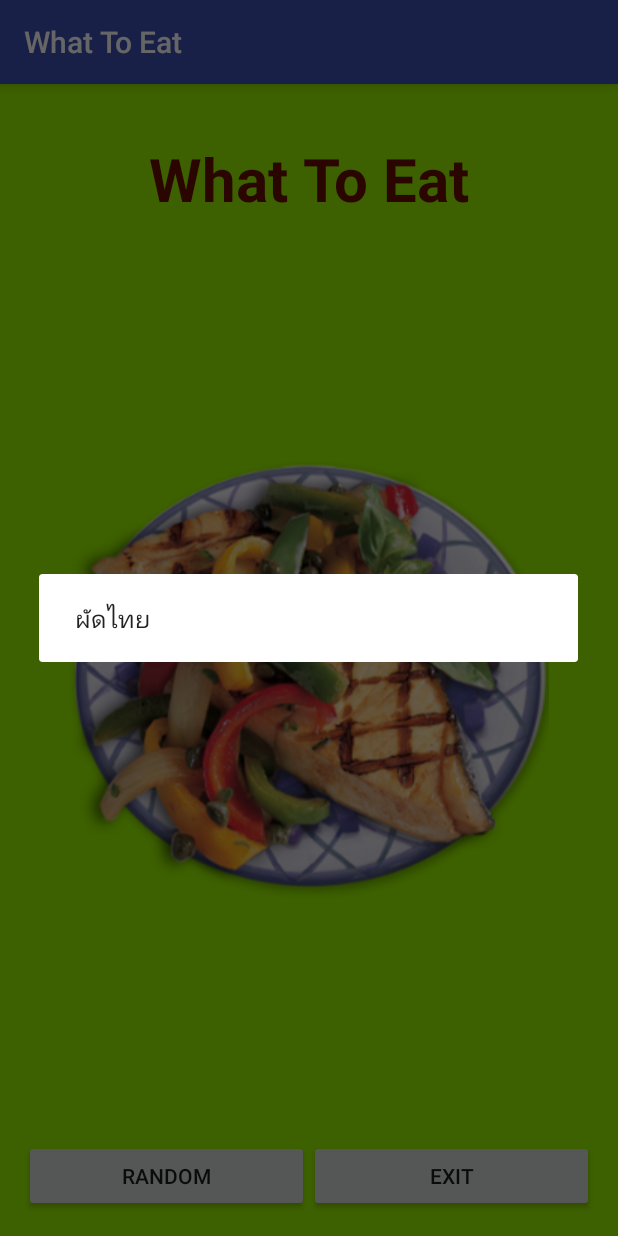
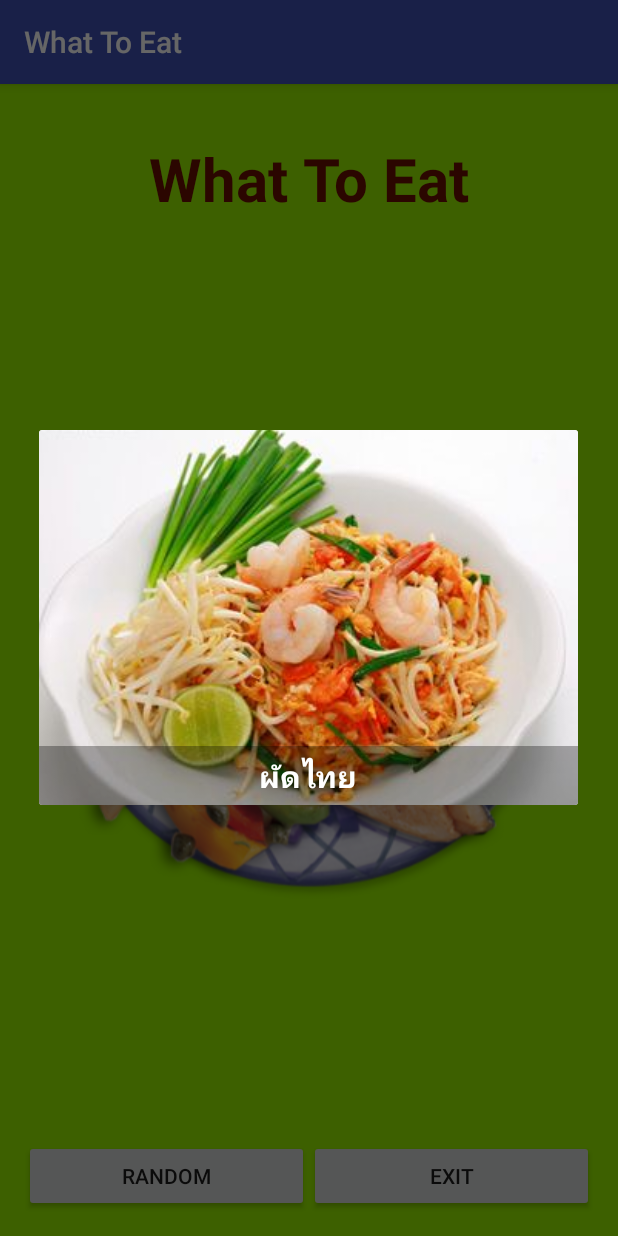
Before and after one commit to 3bugs/WhatToEat-CP-SU-2559-Live, an Android app: the screen it shows after launch (MainActivity), after a tap on "RANDOM", on a phone screen of 412 x 824 dp. Run offline under Robolectric (Android 15) with nearby library versions, the phone set to English and light mode, and no system bars.

Commit message:
Update MainActivity to show random food in custom dialog

```diff
--- a/app/src/main/java/com/example/whattoeat/MainActivity.java
+++ b/app/src/main/java/com/example/whattoeat/MainActivity.java
@@ -1,13 +1,22 @@
 package com.example.whattoeat;
 
+import android.content.Context;
+import android.content.res.AssetManager;
+import android.graphics.drawable.Drawable;
 import android.os.Bundle;
 import android.support.v7.app.AlertDialog;
 import android.support.v7.app.AppCompatActivity;
+import android.view.LayoutInflater;
 import android.view.View;
 import android.widget.Button;
+import android.widget.ImageView;
+import android.widget.TextView;
 
 import com.example.whattoeat.model.Food;
 import com.example.whattoeat.model.FoodMenu;
+
+import java.io.IOException;
+import java.io.InputStream;
 
 public class MainActivity extends AppCompatActivity {
 
@@ -26,9 +35,36 @@ public class MainActivity extends AppCompatActivity {
                 Food randomFood = foodMenu.getRandomFood();
 
                 AlertDialog.Builder dialog = new AlertDialog.Builder(MainActivity.this);
-                dialog.setMessage(randomFood.name);
+
+                LayoutInflater inflater = (LayoutInflater) getSystemService(Context.LAYOUT_INFLATER_SERVICE);
+                View layout = inflater.inflate(R.layout.dialog_layout, null);
+
+                ImageView foodImageView = (ImageView) layout.findViewById(R.id.food_image_view);
+                TextView foodNameTextView = (TextView) layout.findViewById(R.id.food_name_text_view);
+
+                // กำหนดชื่ออาหารลงใน layout ของไดอะล็อก
+                foodNameTextView.setText(randomFood.name);
+
+                // กำหนดรูปภาพอาหารลงใน layout ของไดอะล็อก
+                Drawable drawable = getDrawableFromAssets(randomFood.pictureFilename);
+                foodImageView.setImageDrawable(drawable);
+
+                dialog.setView(layout);
                 dialog.show();
             }
         });
     }
+
+    private Drawable getDrawableFromAssets(String pictureFilename) {
+        AssetManager am = getAssets();
+
+        try {
+            InputStream stream = am.open(pictureFilename);
+            Drawable drawable = Drawable.createFromStream(stream, null);
+            return drawable;
+        } catch (IOException e) {
+            e.printStackTrace();
+        }
+        return null;
+    }
 }
--- a/app/src/main/res/layout/dialog_layout.xml
+++ b/app/src/main/res/layout/dialog_layout.xml
@@ -4,14 +4,14 @@
              android:layout_height="wrap_content">
 
     <ImageView
-        android:id="@+id/dish_image_view"
+        android:id="@+id/food_image_view"
         android:layout_width="match_parent"
         android:layout_height="250dp"
         android:scaleType="centerCrop"
         android:src="@drawable/food" />
 
     <TextView
-        android:id="@+id/dish_name_text_view"
+        android:id="@+id/food_name_text_view"
         android:layout_width="match_parent"
         android:layout_height="wrap_content"
         android:layout_gravity="bottom"
```
